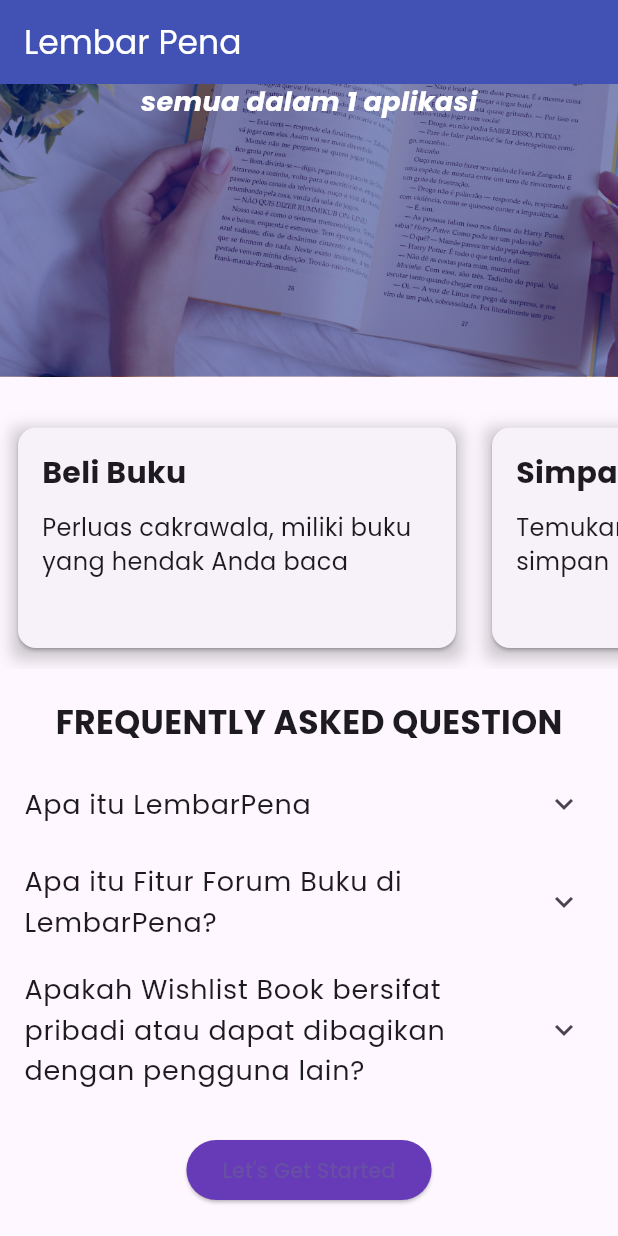
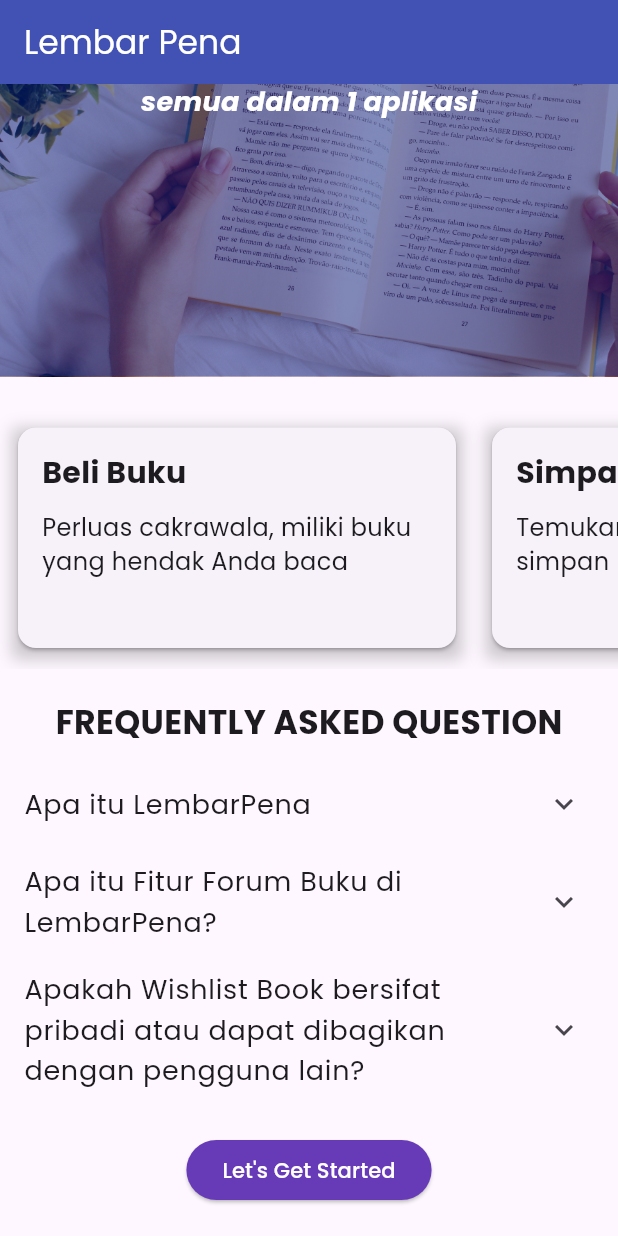
Before and after one commit to PBPC09/tkpaspbp, a Flutter app: the screen it shows after launch, scrolled down 205 dp, on a phone screen of 412 x 824 dp. Run offline on Flutter 3.47's test engine with Material 3 defaults, Android fonts, the phone set to English and light mode, and no system bars; our stand-ins replace animate_do, google_fonts; missing offline and left inert: pbp_django_auth.

Commit message:
fix text color di beberapa button

```diff
--- a/lib/Main/screens/landing_page.dart
+++ b/lib/Main/screens/landing_page.dart
@@ -80,7 +80,11 @@ class _LandingPageState extends State<LandingPage> {
               style: ElevatedButton.styleFrom(
                 backgroundColor: Colors.deepPurple,
               ),
-              child: const Text('Let\'s Get Started'),
+              child: const Text(
+                'Let\'s Get Started',
+                style:
+                    TextStyle(color: Colors.white), // Set text color to white
+              ),
             ),
             const SizedBox(height: 20),
           ],
```
Also changed, not shown: lib/AdminRegisterBook/screens/order_notifications.dart (+13 -3 lines), lib/buybooks/screens/cart_page.dart (+4 -14 lines).
